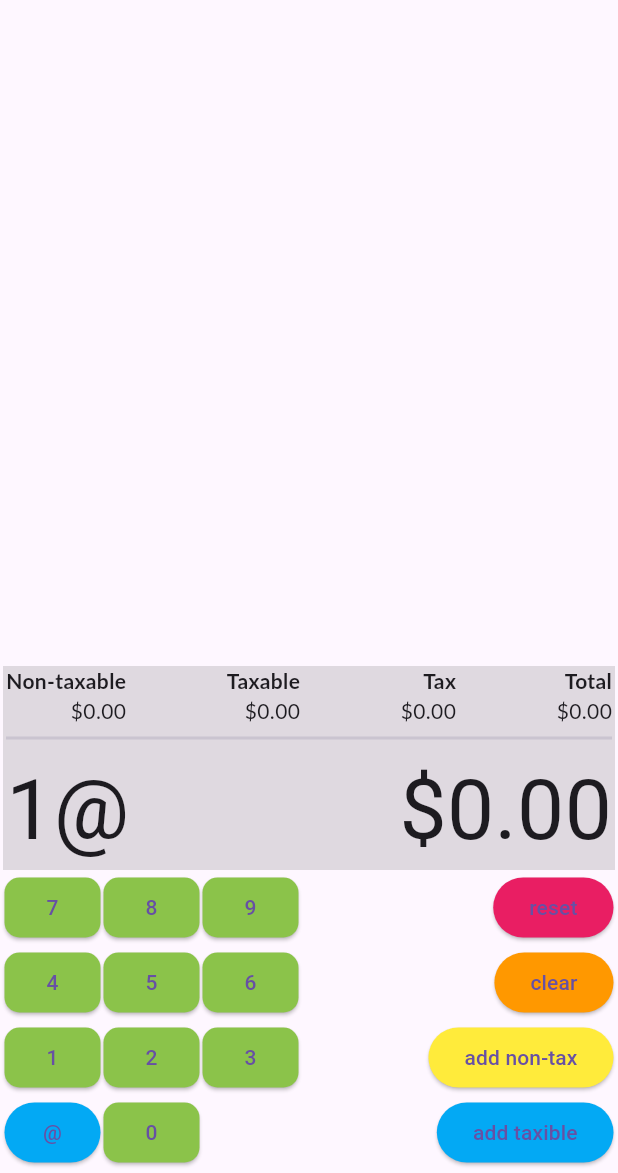
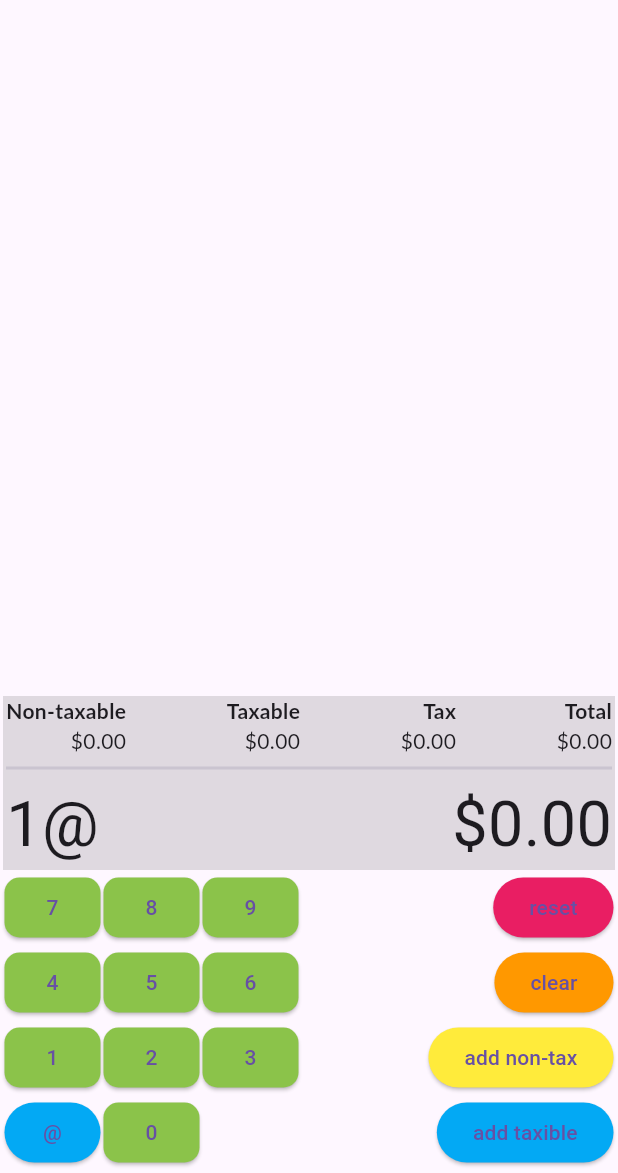
Before and after one commit to tonytmtsh/cashregister, a Flutter app: the screen it shows after launch, on a phone screen of 412 x 824 dp, the part 63-1236 px from its top. Run offline on Flutter 3.47's test engine with Material 3 defaults, Android fonts, the light colour scheme and no system bars; Roboto replaces fonts that are missing (Lato).

Commit message:
screen updates, font size, ren Tape to TapeEntry

```diff
--- a/lib/register.dart
+++ b/lib/register.dart
@@ -27,12 +27,12 @@ String commandText(RegisterCommands x) {
   return text;
 }
 
-class Tape {
+class TapeEntry {
   bool isTaxable;
   int quantity;
   double amount;
 
-  Tape(this.isTaxable, this.quantity, this.amount);
+  TapeEntry(this.isTaxable, this.quantity, this.amount);
 
   String get displayEach =>
       '${numbers.format(quantity)}${isTaxable ? ' taxable' : ''} @ ${currency.format(amount)}';
@@ -51,7 +51,7 @@ class CashRegisterType with ChangeNotifier {
 
   ScrollController scrollController = ScrollController();
 
-  List<Tape> tape = <Tape>[];
+  List<TapeEntry> tape = <TapeEntry>[];
 
   String get entry => currency.format(_entry);
   String get quantity => '$_quantity@';
@@ -98,14 +98,14 @@ class CashRegisterType with ChangeNotifier {
   void addTaxible() {
     debugPrint('addTaxible');
     _taxableTotal = _taxableTotal + (_entry * _quantity);
-    tape.insert(0, Tape(true, _quantity, _entry));
+    tape.insert(0, TapeEntry(true, _quantity, _entry));
     clear();
   }
 
   void addNonTaxible() {
     debugPrint('addNonTaxible');
     _nontaxableTotal = _nontaxableTotal + (_entry * _quantity);
-    tape.insert(0, Tape(false, _quantity, _entry));
+    tape.insert(0, TapeEntry(false, _quantity, _entry));
     clear();
   }
 
--- a/lib/style/styles.dart
+++ b/lib/style/styles.dart
@@ -11,8 +11,8 @@ class FontSizes {
   static double get body => 14 * scale;
   static double get bodySm => 12 * scale;
   static double get title => 24 * scale;
-  static double get display => 56 * scale;
-  static double get display2 => 42 * scale;
+  static double get display => 42 * scale;
+  static double get display2 => 36 * scale;
 }
 
 class TextStyles {
```
